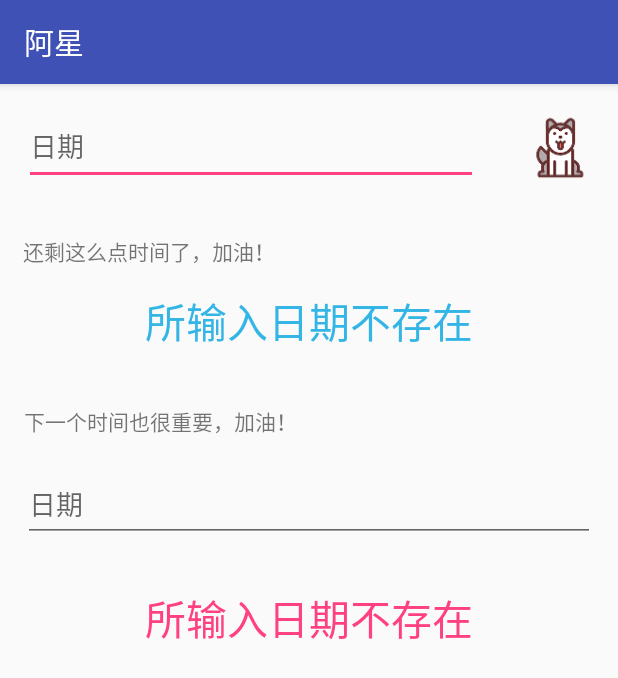
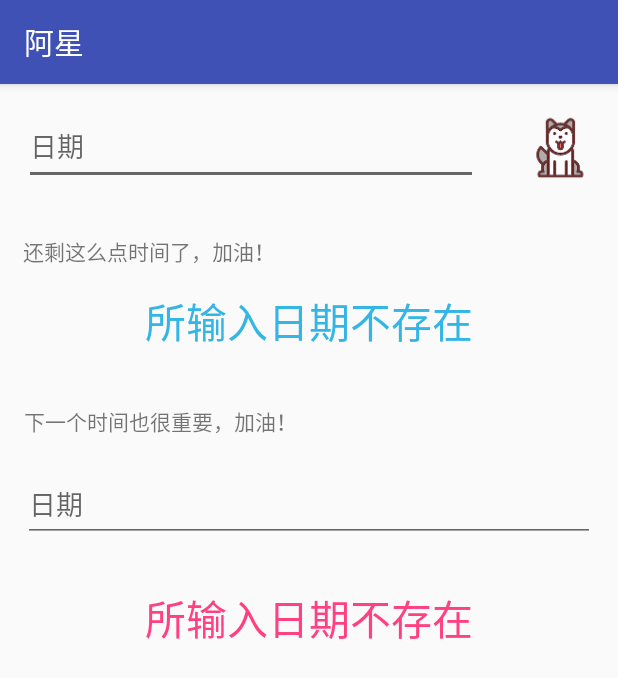
Before and after one commit to Limingming2/AXCountDownTime, an Android app: the screen it shows after launch (MainActivity), on a phone screen of 412 x 824 dp. Shown: the top 678 px of the screen. Run offline under Robolectric (Android 15) with nearby library versions, the phone set to English and light mode, and no system bars; 2 statements that could not run were skipped.

Commit message:
修改下划线颜色

```diff
--- a/app/src/main/res/layout/activity_main.xml
+++ b/app/src/main/res/layout/activity_main.xml
@@ -15,6 +15,7 @@
         android:ems="10"
         android:hint="@string/time"
         android:inputType="textPersonName"
+        android:singleLine="true"
         android:text="@string/time"
         app:layout_constraintEnd_toStartOf="@+id/button2"
         app:layout_constraintStart_toStartOf="parent"
--- a/app/src/main/res/values/colors.xml
+++ b/app/src/main/res/values/colors.xml
@@ -3,4 +3,5 @@
     <color name="colorPrimary">#3F51B5</color>
     <color name="colorPrimaryDark">#303F9F</color>
     <color name="colorAccent">#FF4081</color>
+    <color name="bottomLine">#666666</color>
 </resources>
--- a/app/src/main/res/values/styles.xml
+++ b/app/src/main/res/values/styles.xml
@@ -6,6 +6,8 @@
         <item name="colorPrimary">@color/colorPrimary</item>
         <item name="colorPrimaryDark">@color/colorPrimaryDark</item>
         <item name="colorAccent">@color/colorAccent</item>
+        <item name="colorControlNormal">@color/bottomLine</item>
+        <item name="colorControlActivated">@color/bottomLine</item>
     </style>
 
 </resources>
```
